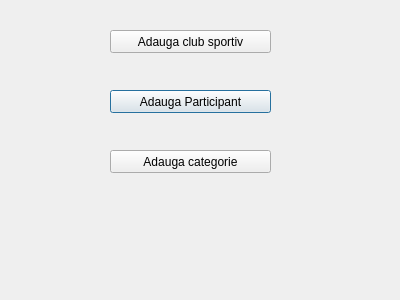
This is Competitie_Sportiva/gestionarecompetitie.ui in Nionutlucian/DatabaseProject-Sport-Competition as Qt 5 draws it before an edit. The edited form follows.
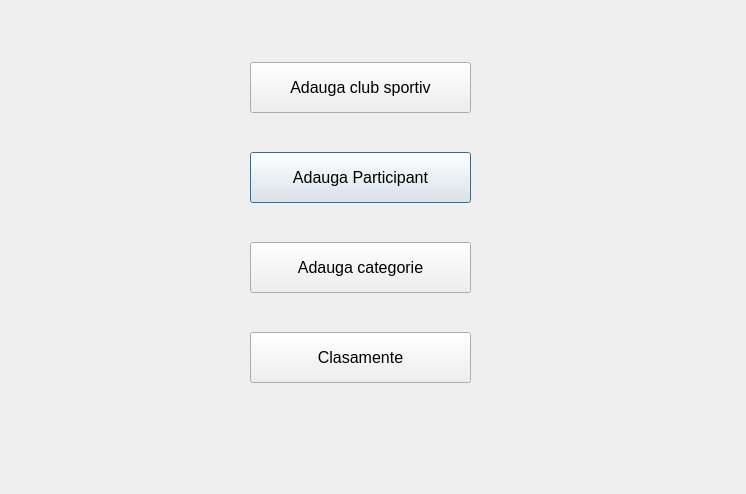
This is the edited form.

Diff of the .ui file:
```diff
--- a/Competitie_Sportiva/gestionarecompetitie.ui
+++ b/Competitie_Sportiva/gestionarecompetitie.ui
@@ -6,8 +6,8 @@
    <rect>
     <x>0</x>
     <y>0</y>
-    <width>400</width>
-    <height>300</height>
+    <width>746</width>
+    <height>494</height>
    </rect>
   </property>
   <property name="windowTitle">
@@ -16,12 +16,17 @@
   <widget class="QPushButton" name="b_adauga">
    <property name="geometry">
     <rect>
-     <x>110</x>
-     <y>90</y>
-     <width>161</width>
-     <height>23</height>
+     <x>250</x>
+     <y>152</y>
+     <width>221</width>
+     <height>51</height>
     </rect>
    </property>
+   <property name="font">
+    <font>
+     <pointsize>12</pointsize>
+    </font>
+   </property>
    <property name="text">
     <string>Adauga Participant</string>
    </property>
@@ -29,12 +34,17 @@
   <widget class="QPushButton" name="b_addclub">
    <property name="geometry">
     <rect>
-     <x>110</x>
-     <y>30</y>
-     <width>161</width>
-     <height>23</height>
+     <x>250</x>
+     <y>62</y>
+     <width>221</width>
+     <height>51</height>
     </rect>
    </property>
+   <property name="font">
+    <font>
+     <pointsize>12</pointsize>
+    </font>
+   </property>
    <property name="text">
     <string>Adauga club sportiv</string>
    </property>
@@ -42,16 +52,39 @@
   <widget class="QPushButton" name="b_addcat">
    <property name="geometry">
     <rect>
-     <x>110</x>
-     <y>150</y>
-     <width>161</width>
-     <height>23</height>
+     <x>250</x>
+     <y>242</y>
+     <width>221</width>
+     <height>51</height>
     </rect>
    </property>
+   <property name="font">
+    <font>
+     <pointsize>12</pointsize>
+    </font>
+   </property>
    <property name="text">
     <string>Adauga categorie</string>
    </property>
   </widget>
+  <widget class="QPushButton" name="b_clasamente">
+   <property name="geometry">
+    <rect>
+     <x>250</x>
+     <y>332</y>
+     <width>221</width>
+     <height>51</height>
+    </rect>
+   </property>
+   <property name="font">
+    <font>
+     <pointsize>12</pointsize>
+    </font>
+   </property>
+   <property name="text">
+    <string>Clasamente</string>
+   </property>
+  </widget>
  </widget>
  <resources/>
  <connections/>
```
